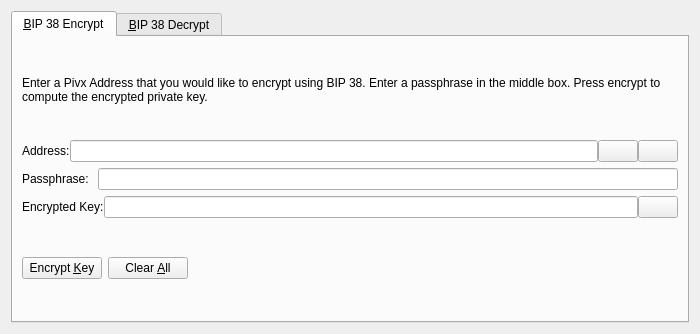
zeronode-project/zeronode, file src/qt/forms/bip38tooldialog.ui: the form before one commit.
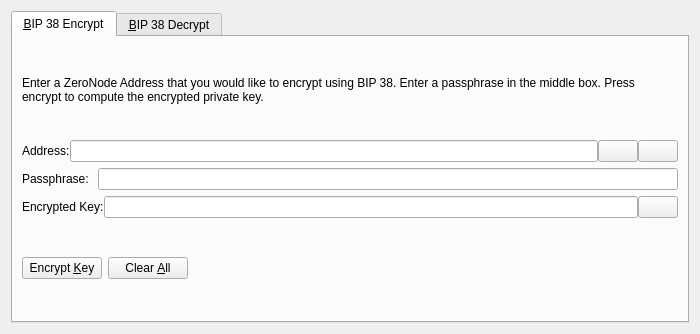
The form after the commit. The open tabs and pages were chosen to show the change. Icons and pictures are not drawn. Custom widgets are drawn as their Qt base class.

```diff
--- a/src/qt/forms/bip38tooldialog.ui
+++ b/src/qt/forms/bip38tooldialog.ui
@@ -30,7 +30,7 @@
        <item>
         <widget class="QLabel" name="infoLabel_ENC">
          <property name="text">
-          <string>Enter a Pivx Address that you would like to encrypt using BIP 38. Enter a passphrase in the middle box. Press encrypt to compute the encrypted private key.</string>
+          <string>Enter a ZeroNode Address that you would like to encrypt using BIP 38. Enter a passphrase in the middle box. Press encrypt to compute the encrypted private key.</string>
          </property>
          <property name="textFormat">
           <enum>Qt::PlainText</enum>
```
Left out of the diff: 4 changed lines with no effect on the pictures.
